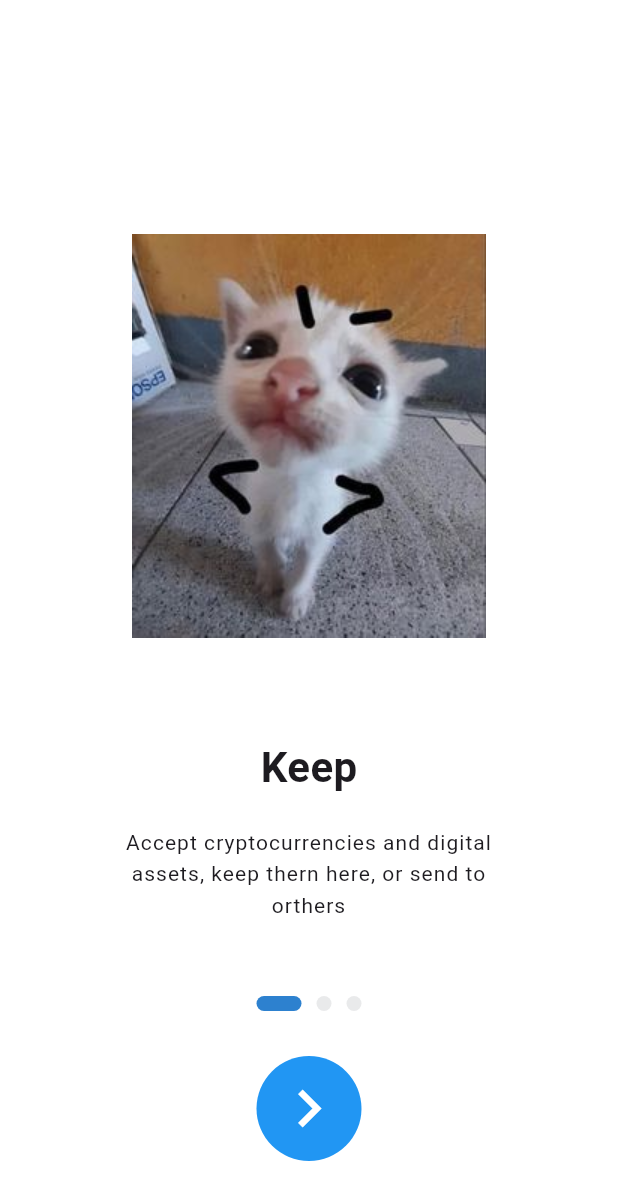
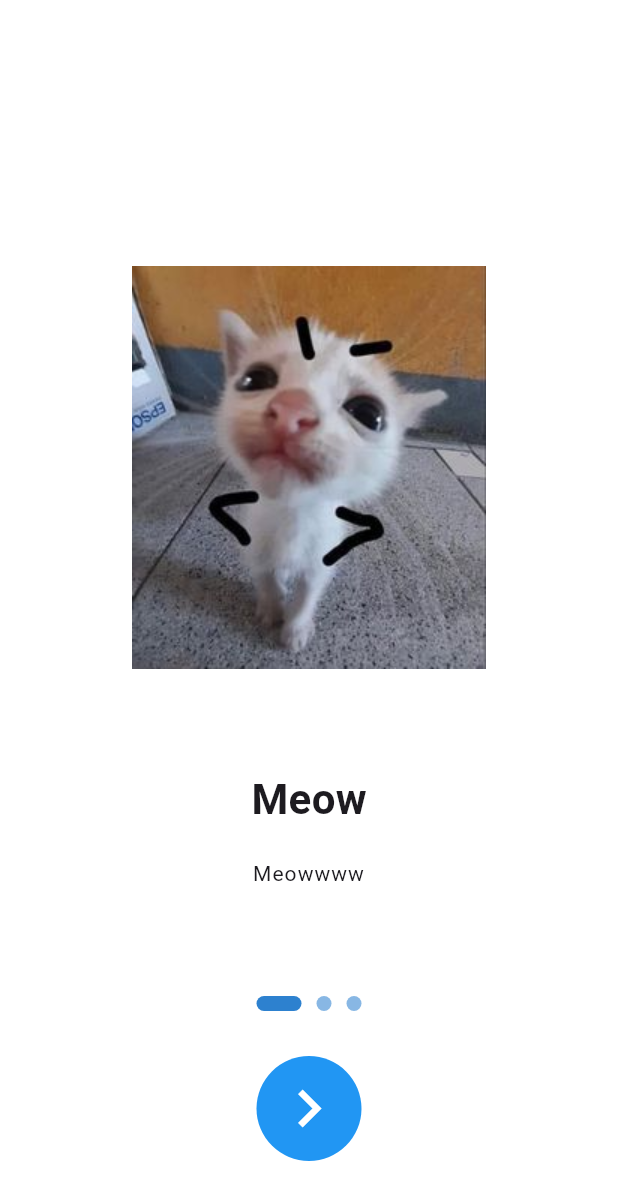
Before and after one commit to sengokus/weatherUP, a Flutter app: the screen it shows after launch, on a phone screen of 412 x 824 dp. Shown: the top 1200 px of the screen. Run offline on Flutter 3.47's test engine with Material 3 defaults, Android fonts, the light colour scheme and no system bars; our stand-ins replace go_router.

Commit message:
Added animations

```diff
--- a/lib/main.dart
+++ b/lib/main.dart
@@ -50,8 +50,8 @@ class MainApp extends StatelessWidget {
                 brightness: Brightness.dark,
                 primary: Color.fromARGB(255, 45, 129, 207),
                 onPrimary: Color.fromARGB(255, 45, 129, 207),
-                secondary: Color.fromARGB(255, 233, 234, 235),
-                onSecondary: Color.fromARGB(255, 233, 234, 235),
+                secondary: Color.fromARGB(145, 45, 129, 207),
+                onSecondary: Color.fromARGB(145, 45, 129, 207),
                 error: Color.fromARGB(255, 230, 30, 30),
                 onError: Color.fromARGB(255, 230, 30, 30),
                 surface: Color.fromARGB(255, 233, 234, 235),
--- a/lib/onboarding.dart
+++ b/lib/onboarding.dart
@@ -14,19 +14,14 @@ class _OnboardingPageState extends State<OnboardingPage> {
 
   final List<Widget> _pages = [
     const SliderPage(
-        title: "Keep",
-        description:
-            "Accept cryptocurrencies and digital assets, keep thern here, or send to orthers",
-        image: "lib/assets/image1.jpg"),
+        title: "Meow", description: "Meowwww", image: "lib/assets/image1.jpg"),
     const SliderPage(
-        title: "Buy",
-        description:
-            "Buy Bitcoin and cryptocurrencies with VISA and MasterVard right in the App",
+        title: "Meow",
+        description: "Meowwwwwwww",
         image: "lib/assets/image2.jpg"),
     const SliderPage(
-        title: "Sell",
-        description:
-            "Sell your Bitcoin cryptocurrencies or Change with orthres digital assets or flat money",
+        title: "Meow",
+        description: "Meowwwwwwwwwwwwww",
         image: "lib/assets/image3.jpg"),
   ];
 
@@ -89,6 +84,8 @@ class _OnboardingPageState extends State<OnboardingPage> {
                   decoration: BoxDecoration(
                       color: Colors.blue,
                       borderRadius: BorderRadius.circular(35)),
+                  child: AnimatedSwitcher(
+                    duration: const Duration(milliseconds: 250),
                     child: (_currentPage == (_pages.length - 1))
                         ? Text(
                             "Get Started",
@@ -98,6 +95,7 @@ class _OnboardingPageState extends State<OnboardingPage> {
                             Icons.navigate_next,
                             size: 50,
                             color: Colors.white,
+                          ),
                   ),
                 ),
               ),
```
Lines whose indentation alone changed are shown as unchanged.
